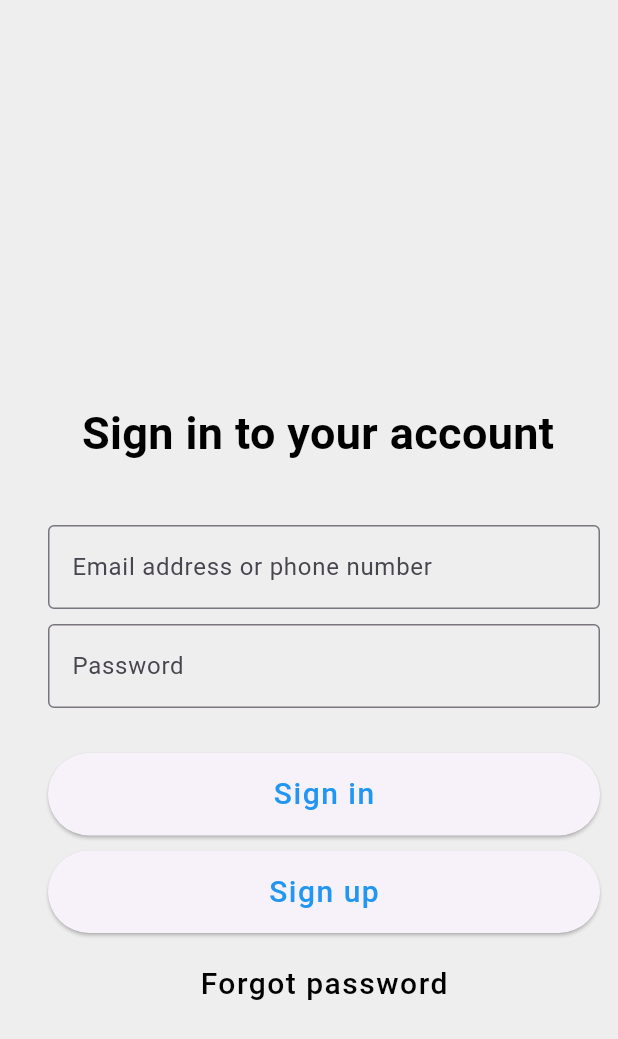
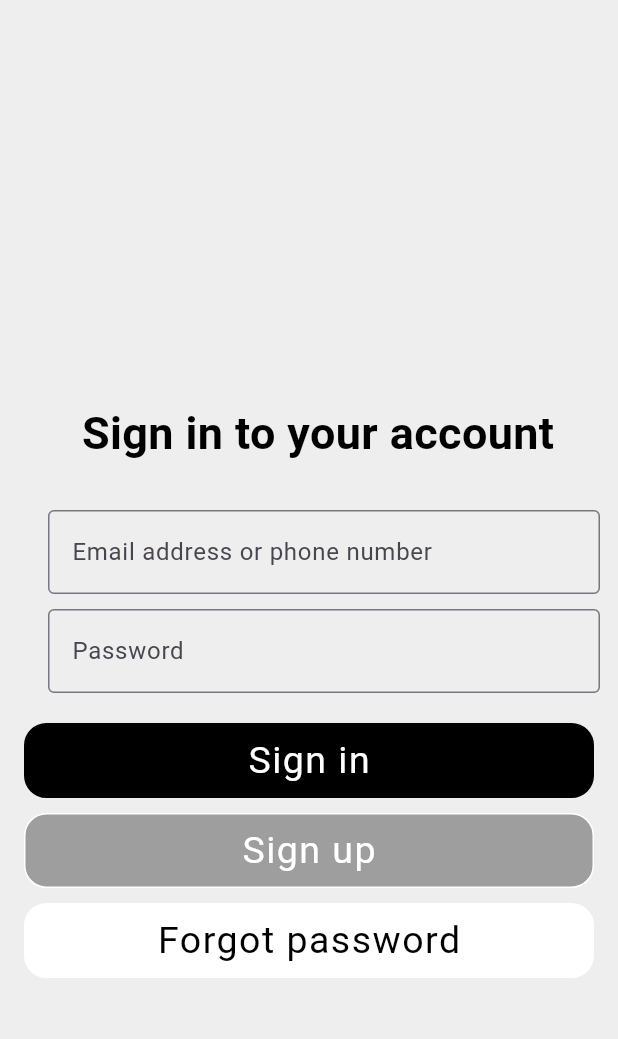
Before and after one commit to Saniat-Injam/virtual_buy_sell, a Flutter app: the screen it shows after launch, on a phone screen of 412 x 824 dp. Shown: the top 1039 px of the screen. Run offline on Flutter 3.47's test engine with Material 3 defaults, Android fonts, the phone set to English and light mode, and no system bars.

Commit message:
Custom widget added in the home screen

```diff
--- /dev/null
+++ b/lib/custom_widgets/buttons.dart
@@ -0,0 +1,45 @@
+import 'package:flutter/cupertino.dart';
+
+class AppButtons extends StatelessWidget {
+
+  final Color textColor;
+  final Color backgroundColor;
+  final Color borderColor;
+  final String text;
+  final double heightSize;
+  final double widthSize;
+  final IconData? icon;
+
+
+  const AppButtons({super.key, required this.textColor, required this.backgroundColor, required this.borderColor, required this.text, this.icon, required this.heightSize, required this.widthSize});
+
+  @override
+  Widget build(BuildContext context) {
+
+    return Container(
+      height: heightSize,
+      width: widthSize,
+      decoration: BoxDecoration(
+        color: backgroundColor,
+        borderRadius: BorderRadius.circular(15),
+        border: Border.all(
+          color: borderColor,
+          width: 1.0,
+        )
+      ),
+
+      child: Center(
+        child: Text(
+          text,
+          style: TextStyle(
+            color: textColor,
+            fontSize: 25,
+            letterSpacing: 1.0
+          )
+        ),
+      ),
+    );
+
+
+  }
+}
--- a/lib/pages/forgot_password.dart
+++ b/lib/pages/forgot_password.dart
@@ -8,20 +8,12 @@ class ForgotPassword extends StatefulWidget {
 }
 
 class _ForgotPasswordState extends State<ForgotPassword> {
+
   @override
   Widget build(BuildContext context) {
     return Scaffold(
-      backgroundColor: Colors.grey[200],
       appBar: AppBar(
-        backgroundColor: Colors.lightBlueAccent,
-      ),
-      body: const Center(
-          child: Text(
-              "Forgot Password Screen",
-            style: TextStyle(
-              fontSize: 30.0,
-            ),
-          )
+        backgroundColor: Colors.blue[900],
       ),
     );
   }
--- a/lib/pages/home.dart
+++ b/lib/pages/home.dart
@@ -1,4 +1,5 @@
 import 'package:flutter/material.dart';
+import '../custom_widgets/buttons.dart';
 
 class Home extends StatefulWidget {
   const Home({super.key});
@@ -16,7 +17,6 @@ class _HomeState extends State<Home> {
       backgroundColor: Colors.grey[200],
 
       body: Padding(
-
         padding: const EdgeInsets.fromLTRB(12, 267, 12, 0),
 
         child: Column(
@@ -32,8 +32,7 @@ class _HomeState extends State<Home> {
                   ),
                 )
             ),
-            const SizedBox(height: 40),
-
+            const SizedBox(height: 30),
             const Padding(
               padding: EdgeInsets.only(left: 20),
               child: TextField(
@@ -56,73 +55,36 @@ class _HomeState extends State<Home> {
                 ),
               ),
             ),
-            const SizedBox(height: 30),
-
-            SizedBox(
-              height: 55,
-              width: 400,
-              child: Padding(
-                padding: const EdgeInsets.only(left: 20),
-                child: ElevatedButton(
-                  onPressed: () {},
-                  // style: ButtonStyle(
-                  //   backgroundColor: Colors.black,
-                  // ),
-                  child: const Text(
-                    "Sign in",
-                    style: TextStyle(
-                      fontSize: 20,
-                      letterSpacing: 1.0,
-                      color: Colors.blue,
-                    ),
-                  ),
-                ),
-              ),
-            ),
-
-            const SizedBox(height: 10),
-
-            SizedBox(
-              height: 55,
-              width: 400,
-              child: Padding(
-                padding: const EdgeInsets.only(left: 20),
-                child: ElevatedButton(
-                  onPressed: () {
-                    Navigator.pushNamed(context, '/create');
-                  },
-                  child: const Text(
-                    "Sign up",
-                    style: TextStyle(
-                      fontSize: 20,
-                      letterSpacing: 1.0,
-                      color: Colors.blue,
-                    ),
-                  ),
-                ),
-              ),
-            ),
+            const SizedBox(height: 20),
 
 
 
+
+            const AppButtons(
+              textColor: Colors.white,
+              backgroundColor: Colors.black,
+              borderColor: Colors.black,
+              text: "Sign in",
+              heightSize: 50,
+              widthSize: 380,
+            ),
             const SizedBox(height: 10),
-
-
-            Padding(
-              padding: const EdgeInsets.only(left: 20),
-              child: TextButton(
-                onPressed: () {
-                  Navigator.pushNamed(context, '/forgot');
-                },
-                child: const Text(
-                  "Forgot password",
-                  style: TextStyle(
-                    fontSize: 20,
-                    letterSpacing: 1.0,
-                    color: Colors.black,
-                  ),
-                ),
-              ),
+            AppButtons(
+              textColor: Colors.white,
+              backgroundColor: Colors.grey.shade500,
+              borderColor: Colors.white,
+              text: "Sign up",
+              heightSize: 50,
+              widthSize: 380,
+            ),
+            const SizedBox(height: 10),
+            const AppButtons(
+              textColor: Colors.black,
+              backgroundColor: Colors.white,
+              borderColor: Colors.white,
+              text: "Forgot password",
+              heightSize: 50,
+              widthSize: 380,
             ),
 
 
```
